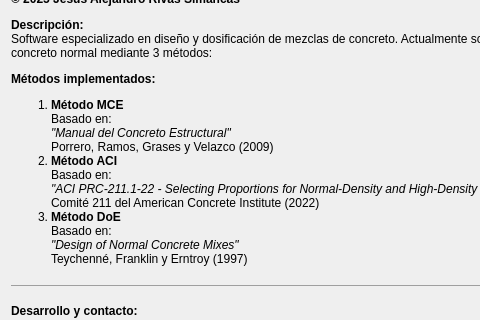
The window that gui/ui/about_dialog.ui (AMK-ULTRA/Concretus) describes before a commit, drawn with Qt 5; both pictures show x 0 to 480 and y 119 to 439 of the 655 by 570 pixel window.
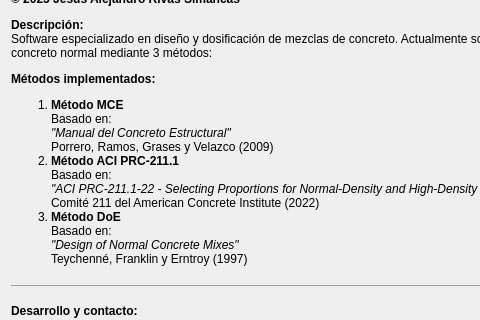
The same window after the commit. Icons and pictures are not drawn.

Diff of the .ui file:
```diff
--- a/gui/ui/about_dialog.ui
+++ b/gui/ui/about_dialog.ui
@@ -235,7 +235,7 @@
      &lt;i&gt;&amp;quot;Manual del Concreto Estructural&amp;quot;&lt;/i&gt;&lt;br&gt;
      Porrero, Ramos, Grases y Velazco (2009)&lt;/span&gt;&lt;/li&gt;
  &lt;li class=MsoNormal&gt;&lt;b&gt;&lt;span style='font-family:&quot;Calibri&quot;,sans-serif'&gt;Método
-     ACI&lt;/span&gt;&lt;/b&gt;&lt;span style='font-family:&quot;Calibri&quot;,sans-serif'&gt;&lt;br&gt;
+     ACI PRC-211.1&lt;/span&gt;&lt;/b&gt;&lt;span style='font-family:&quot;Calibri&quot;,sans-serif'&gt;&lt;br&gt;
      Basado en:&lt;br&gt;
      &lt;i&gt;&amp;quot;ACI PRC-211.1-22 - Selecting Proportions for Normal-Density and
      High-Density Concrete – Guide&amp;quot;&lt;/i&gt;&lt;br&gt;
```
